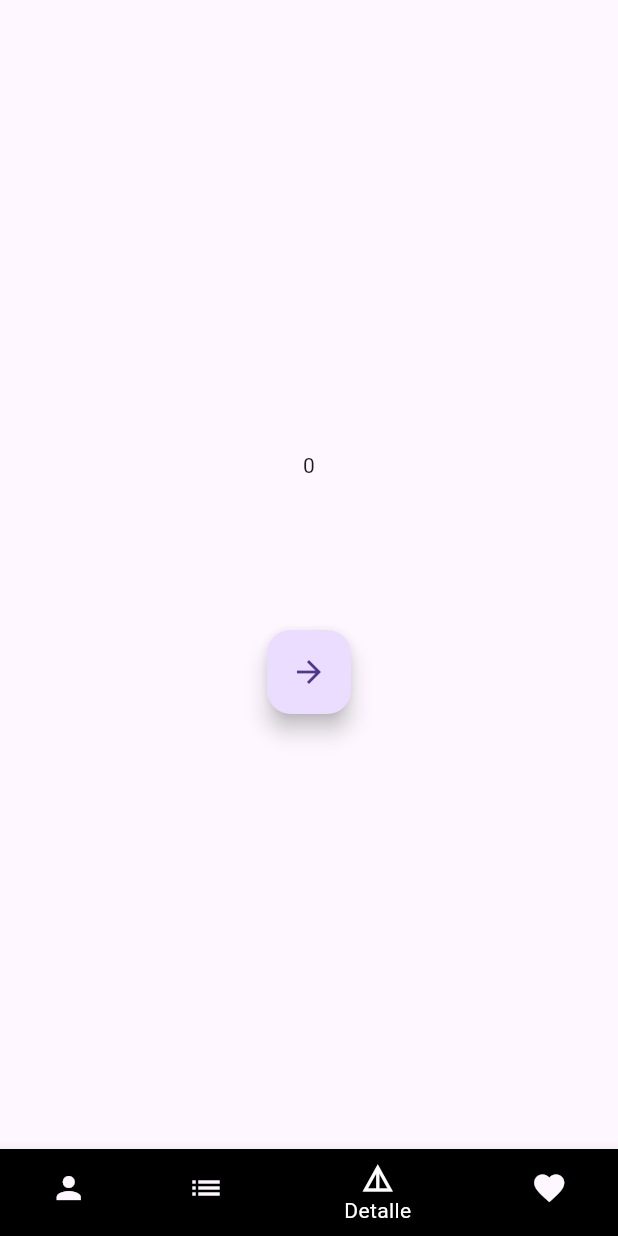
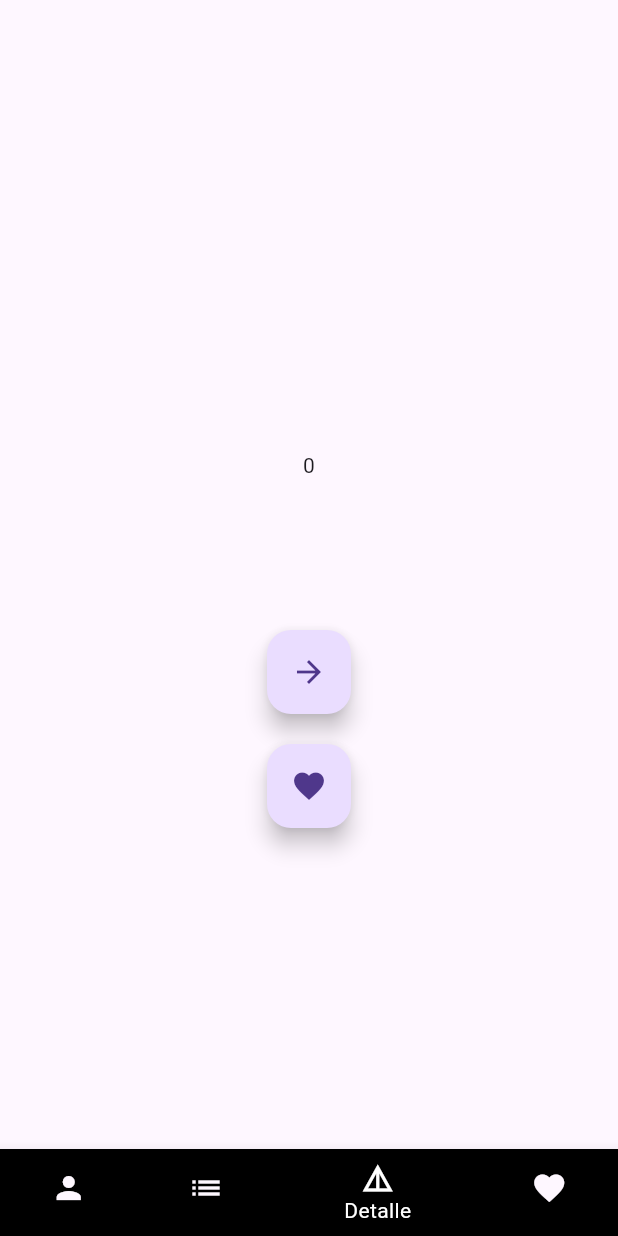
Before and after one commit to arturocev/tareaFlutter2, a Flutter app: the screen it shows after launch, item 3 of the bottom bar chosen, on a phone screen of 412 x 824 dp. Run offline on Flutter 3.47's test engine with Material 3 defaults, Android fonts, the phone set to English and light mode, and no system bars; network calls fail.

Commit message:
Avances pantalla detalle, pantalla listado terminada

```diff
--- a/lib/detalle.dart
+++ b/lib/detalle.dart
@@ -19,6 +19,13 @@ class _detalleAppState extends State<detalleApp> {
   late String nombrePersonaje;
   late String generoPersonaje;
   late Text texto;
+
+  static const List<(Color?, Color? background, ShapeBorder?)> customizations =
+      <(Color?, Color?, ShapeBorder?)>[
+    (null, null, null),
+    (Colors.red, null, null),
+  ];
+  int index = 0;
 
   @override
   void initState() {
@@ -64,12 +71,25 @@ class _detalleAppState extends State<detalleApp> {
                 child: texto,
               ),
           ),
-        FloatingActionButton(
+          Padding(padding: const EdgeInsets.only(bottom: 20),
+          child: FloatingActionButton(
           onPressed: () {
             personajeSiguiente();
+            setState(() {
+              index = 0 % customizations.length;
+            });
           },
           child: const Icon(Icons.arrow_forward_sharp),
-        )
+        ),
+        ),
+        FloatingActionButton(onPressed: () {
+          setState(() {
+            index = (index + 1) % customizations.length;
+          });
+        },
+        foregroundColor: customizations[index].$1,
+        child: Icon(Icons.favorite),
+        ),
         ],
       ),
     );
--- /dev/null
+++ b/lib/listaFavoritos.dart
@@ -0,0 +1,5 @@
+class Listafavoritos {
+  static List<String> personajesFavoritos = [];
+
+  Listafavoritos ( ) {}
+}
```
Also changed, not shown: lib/listado.dart (+40 -16 lines).
